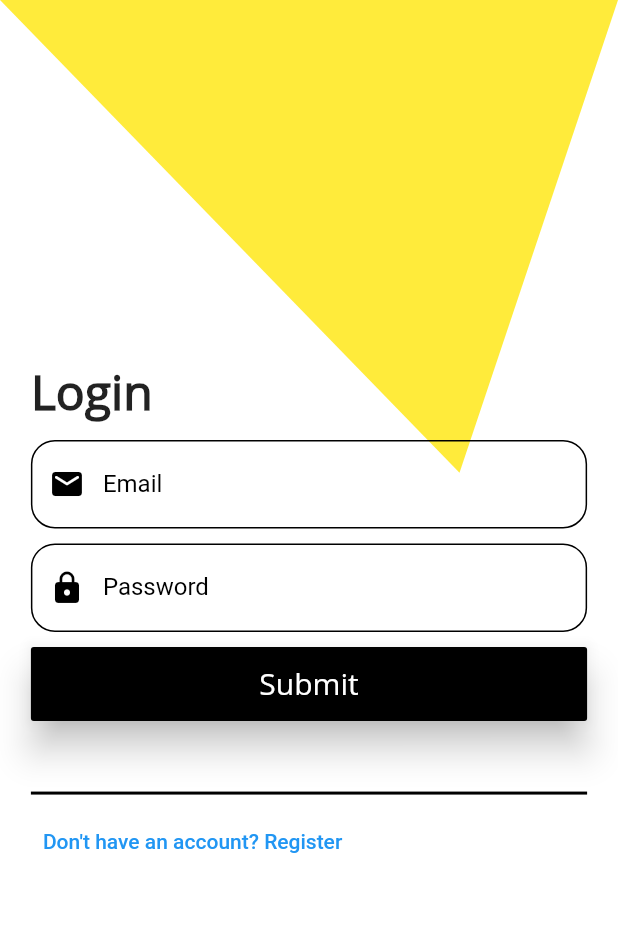
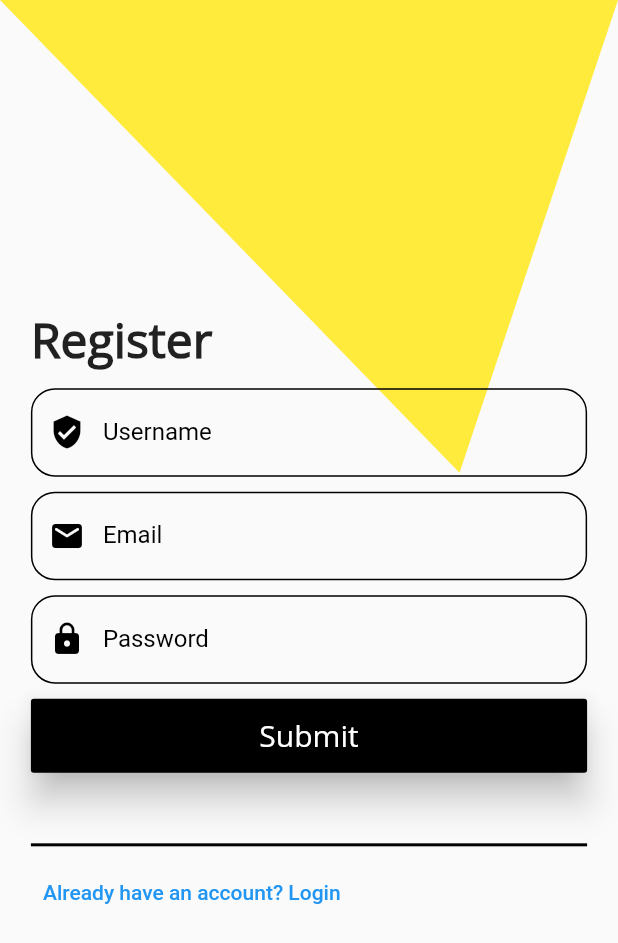
Before and after one commit to YogeshUpdhyay/bizmanager-ui, a Flutter app: the screen it shows after launch, on a phone screen of 412 x 824 dp. Shown: the top 943 px of the screen. Run offline on Flutter 3.47's test engine with Material 2 defaults, Android fonts, the phone set to English and light mode, and no system bars.

Commit message:
register view added

```diff
--- a/lib/views/login.dart
+++ b/lib/views/login.dart
@@ -5,7 +5,71 @@ import 'dart:ui' as ui;
 class MainView extends StatelessWidget {
   @override
   Widget build(BuildContext context) {
-    return Login();
+    return Register();
+  }
+}
+
+class Register extends StatelessWidget {
+  @override
+  Widget build(BuildContext context) {
+    final size = MediaQuery.of(context).size;
+
+    return Scaffold(
+      body: Stack(
+        children: [
+          CustomPaint(
+            size: Size(size.width, (size.height*0.4).toDouble()), //You can Replace [WIDTH] with your desired width for Custom Paint and height will be calculated automatically
+            painter: RPSCustomPainter(),
+          ),
+          Container(
+            margin: EdgeInsets.symmetric(horizontal: size.width*0.05),
+            child: Column(
+              mainAxisAlignment: MainAxisAlignment.center,
+              crossAxisAlignment: CrossAxisAlignment.start,
+              children: [
+                Text(
+                  "Register",
+                  style: TextStyle(
+                    fontFamily: "OpenSans",
+                    fontSize: 32,
+                    fontWeight: FontWeight.bold
+                  ),
+                ),
+                SizedBox(height: 10.0,),
+                TextFieldComponent(prefixIcon: Icons.verified_user, labelText: "Username", obsText: false),
+                SizedBox(height: 10.0,),
+                TextFieldComponent(prefixIcon: Icons.email_rounded, labelText: "Email", obsText: false),
+                SizedBox(height: 10.0,),
+                TextFieldComponent(prefixIcon: Icons.lock, labelText: "Password", obsText: true),
+                SizedBox(height: 10.0,),
+                MaterialButton(
+                  onPressed: () {},
+                  child: Text(
+                    "Submit",
+                    style: TextStyle(
+                      fontFamily: "OpenSans",
+                      fontSize: 20,
+                      color: Colors.white
+                    ),
+                  ),
+                  color: Colors.black,
+                  height: size.height*0.06,
+                  minWidth: size.width*0.9,
+                  elevation: 10.0,
+                ),
+                SizedBox(height: 40,),
+                Divider(color: Colors.black, thickness: 2,),
+                TextButton(
+                  onPressed: () => Navigator.pushReplacementNamed(context, "/login"),
+                  child: Text("Already have an account? Login")
+                )
+
+              ],
+            ),
+          )
+        ],
+      )
+    );
   }
 }
 
```
